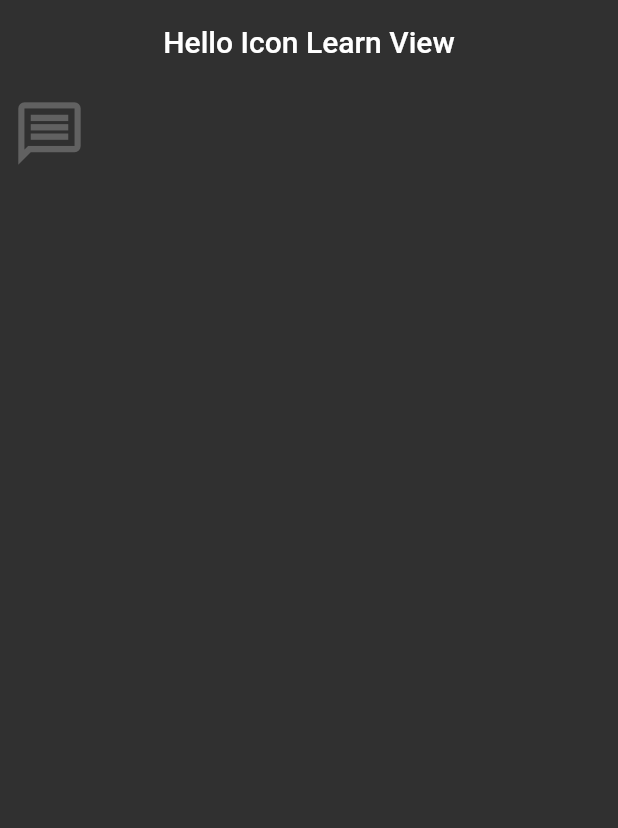
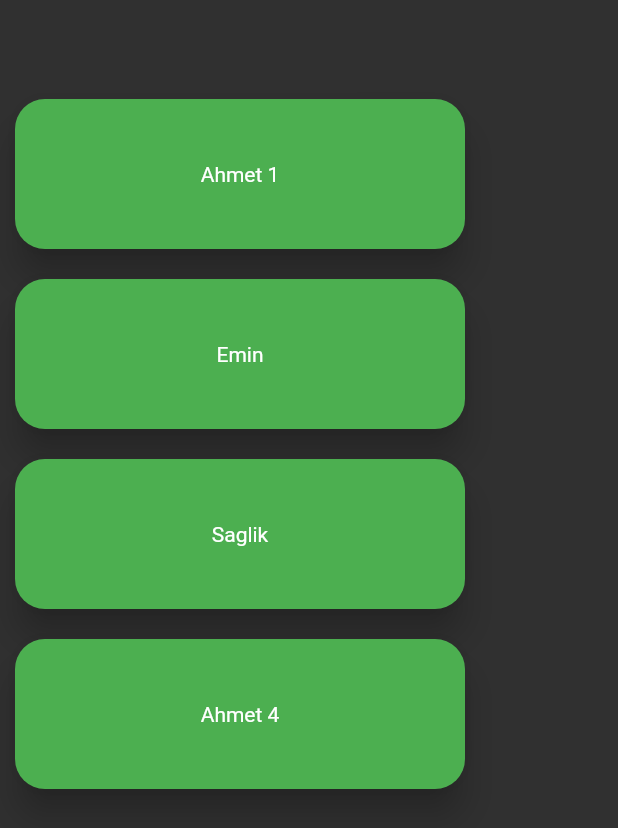
Before and after one commit to AhmetEminSaglik/flutter-learning, a Flutter app: the screen it shows after launch, on a phone screen of 412 x 824 dp. Shown: the top 828 px of the screen. Run offline on Flutter 3.47's test engine with Material 2 defaults, Android fonts, the phone set to English and light mode, and no system bars.

Commit message:
Card desing and VSCode Shortcuts are added

```diff
--- a/lib/button_learn.dart
+++ b/lib/button_learn.dart
@@ -1,7 +1,7 @@
 import 'package:flutter/material.dart';
 
 // flutter run ile console'a yazip calistiyoruz.
-//3. video  dakka 17.00 da kaldim.  : https://www.youtube.com/watch?v=oQYjX7v1JOA&list=PL1k5oWAuBhgXdw1BbxVGxxWRmkGB1C11l&index=3
+//4. video basindayim https://www.youtube.com/watch?v=C6G0C7TpffQ&list=PL1k5oWAuBhgXdw1BbxVGxxWRmkGB1C11l&index=4
 class ButtonLearn extends StatelessWidget {
   @override
   Widget build(BuildContext context) {
--- /dev/null
+++ b/lib/card_learn.dart
@@ -0,0 +1,67 @@
+import 'package:flutter/material.dart';
+
+class CardLearn extends StatelessWidget {
+  const CardLearn({super.key});
+
+  @override
+  Widget build(BuildContext context) {
+    return Scaffold(
+      appBar: AppBar(),
+      body: Column(children: [
+        _CustomCard(
+          child: SizedBox(
+              height: 100, width: 300, child: Center(child: Text("Ahmet 1"))),
+        ),
+        _CustomCard(
+          child: SizedBox(
+              height: 100, width: 300, child: Center(child: Text("Emin"))),
+        ),
+        _CustomCard(
+          child: SizedBox(
+              height: 100, width: 300, child: Center(child: Text("Saglik"))),
+        ),
+        _CustomCard(
+          child: SizedBox(
+              height: 100, width: 300, child: Center(child: Text("Ahmet 4"))),
+        )
+//   shape: StadiumBorder());
+
+
+        // Card(
+        //     elevation: 10,
+        //     margin: ProjectMargins.cardMargin,
+        //     color: Colors.green,
+        //     child: SizedBox(
+        //         height: 100, width: 300, child: Center(child: Text("Ahmet"))),
+        //     shape: StadiumBorder()),
+        // Card(
+        //     elevation: 10,
+        //     margin: ProjectMargins.cardMargin,
+        //     color: Theme.of(context).colorScheme.error,
+        //     child: SizedBox(height: 100, width: 200),
+        //     shape: RoundedRectangleBorder(
+        //         borderRadius: BorderRadius.circular(20))),
+      ]),
+    );
+  }
+}
+
+class ProjectMargins {
+  static const cardMargin = EdgeInsets.all(10);
+}
+
+class _CustomCard extends StatelessWidget {
+  _CustomCard({super.key, required this.child});
+  final Widget child;
+  final roundedRectangleBorder =
+      RoundedRectangleBorder(borderRadius: BorderRadius.circular(20));
+  @override
+  Widget build(BuildContext context) {
+    return Card(
+        elevation: 10,
+        margin: ProjectMargins.cardMargin,
+        color: Colors.green,
+        child: child,
+        shape: roundedRectangleBorder);
+  }
+}
--- a/lib/main.dart
+++ b/lib/main.dart
@@ -2,12 +2,16 @@ import 'package:flutter/material.dart';
 import 'package:flutter/services.dart';
 import 'package:flutter_demo/app_bar_learn.dart';
 import 'package:flutter_demo/button_learn.dart';
+import 'package:flutter_demo/card_learn.dart';
 import 'package:flutter_demo/icon_learn.dart';
+import 'package:flutter_demo/padding_learn.dart';
+import 'package:flutter_demo/stateless_learn.dart';
 
 void main() {
   runApp(const MyApp());
 }
-
+//ctrl + .  --> shows options to fix error
+//  shift +ctrl + r --> shows  extract options
 class MyApp extends StatelessWidget {
   const MyApp({super.key});
 
@@ -24,7 +28,7 @@ class MyApp extends StatelessWidget {
         backgroundColor: Colors.transparent,
         elevation: 0,
       )),
-      home: IconLearnView(),
+      home:  const CardLearn(),
     );
   }
 }
```
Also changed, not shown: lib/padding_learn.dart (added, +28 -0 lines), lib/stateless_learn.dart (added, +41 -0 lines).
